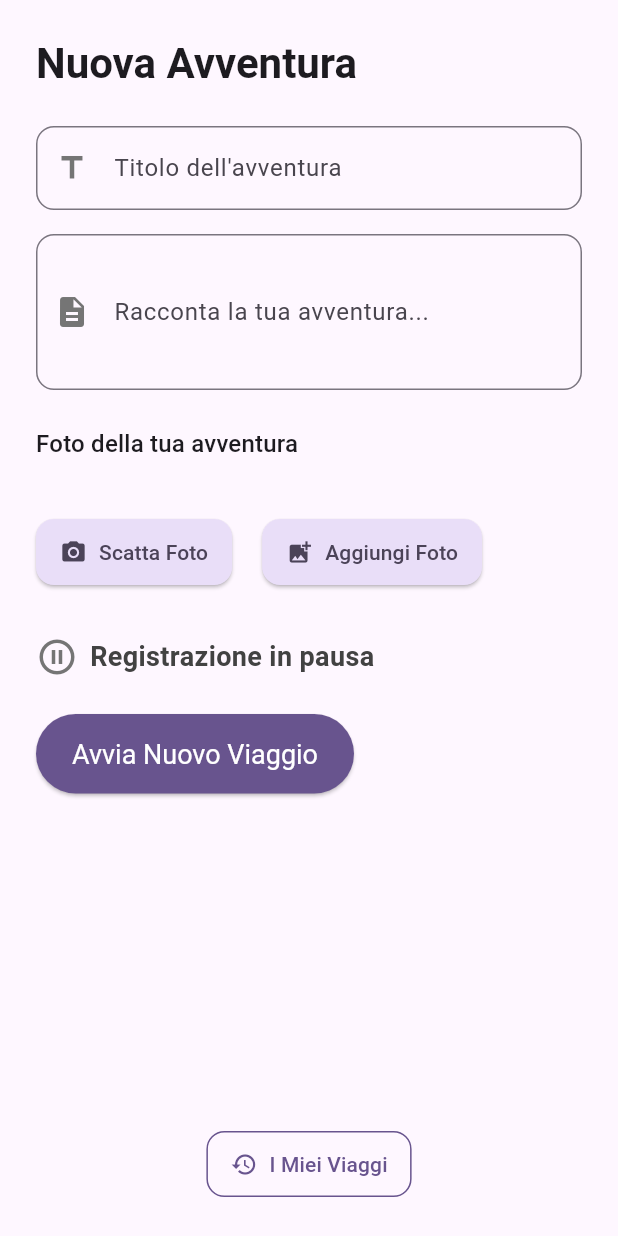
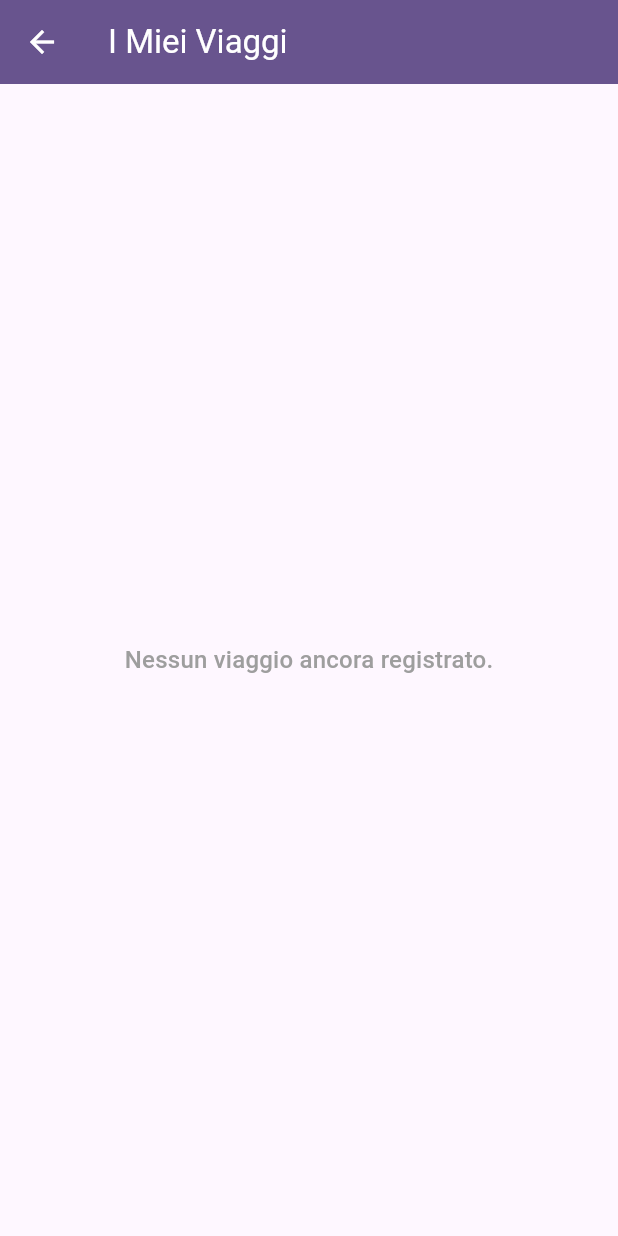
Before and after one commit to MattiaFlamigni/delta_explorer, a Flutter app: the Diary screen opened directly, after a tap on "I Miei Viaggi", on a phone screen of 412 x 824 dp. Run offline on Flutter 3.47's test engine with Material 3 defaults, Android fonts, the phone set to English and light mode, and no system bars; our stand-ins replace camera, cloud_firestore, dashed_circular_progress_bar, firebase_core, flutter_compass, flutter_dotenv and 5 more; missing offline and left inert: flutter_osm_plugin, gotrue, weatherapi; accounts and stored records are empty.

Commit message:
now is possible to see past trip

```diff
--- a/lib/database/supabase.dart
+++ b/lib/database/supabase.dart
@@ -489,6 +489,11 @@ class SupabaseDB {
     }
   }
 
+  Future<List<Map<String, dynamic>>> getTrip(String userID) async {
+    var trip = await supabase.from("percorsi").select().eq("userID", userID);
+    return trip;
+  }
+
 
 
 
--- a/lib/diary/diary.dart
+++ b/lib/diary/diary.dart
@@ -1,6 +1,7 @@
 import 'dart:io';
 
 import 'package:delta_explorer/diary/diaryController.dart';
+import 'package:delta_explorer/diary/trip.dart';
 import 'package:flutter/material.dart';
 
 class Diary extends StatefulWidget {
@@ -229,8 +230,9 @@ class _DiaryState extends State<Diary> {
         padding: const EdgeInsets.only(bottom: 24),
         child: OutlinedButton.icon(
           onPressed: () {
-            // Vai alla pagina dei viaggi passati
-            print("Vai alla pagina dei miei viaggi");
+            Navigator.of(context).push(
+              MaterialPageRoute(builder: (context) => Trip()),
+            );
           },
           icon: const Icon(Icons.history),
           label: const Text("I Miei Viaggi"),
--- a/lib/diary/diaryController.dart
+++ b/lib/diary/diaryController.dart
@@ -8,6 +8,7 @@ class DiaryController {
   bool _registrando = false;
   List<XFile> images = [];
   List<Position> percorso = [];
+  List<Map<String, dynamic>> tripPassati = [];
   Timer? _timer;
   SupabaseDB _db = SupabaseDB();
 
@@ -82,4 +83,13 @@ class DiaryController {
       return "errore $e";
     }
   }
+
+  Future<void> fetchTrip() async{
+    var trip = await _db.getTrip(_db.supabase.auth.currentUser!.id);
+    tripPassati = trip;
+  }
+
+  List<Map<String, dynamic>>getTripPassati(){
+    return  tripPassati;
+  }
 }
--- /dev/null
+++ b/lib/diary/trip.dart
@@ -0,0 +1,103 @@
+import 'package:delta_explorer/diary/diaryController.dart';
+import 'package:flutter/material.dart';
+import 'package:intl/intl.dart'; // Per formattare le date
+
+class Trip extends StatefulWidget {
+  const Trip({super.key});
+
+  @override
+  State<Trip> createState() => _TripState();
+}
+
+class _TripState extends State<Trip> {
+  DiaryController controller = DiaryController();
+
+  @override
+  void initState() {
+    super.initState();
+    controller.fetchTrip().then((_) {
+      setState(() {});
+    });
+  }
+
+  @override
+  Widget build(BuildContext context) {
+    final theme = Theme.of(context);
+    return Scaffold(
+      appBar: AppBar(
+        title: const Text("I Miei Viaggi"),
+        backgroundColor: theme.colorScheme.primary,
+        foregroundColor: theme.colorScheme.onPrimary,
+        elevation: 2,
+
+      ),
+      body: controller.getTripPassati().isEmpty
+          ? Center(
+        child: Text(
+          "Nessun viaggio ancora registrato.",
+          style: theme.textTheme.titleMedium?.copyWith(color: Colors.grey),
+        ),
+      )
+          : ListView.builder(
+        padding: const EdgeInsets.all(16.0),
+        itemCount: controller.getTripPassati().length,
+        itemBuilder: (context, index) {
+          var item = controller.getTripPassati()[index];
+          return _drawTripCard(item);
+        },
+      ),
+    );
+  }
+
+  Widget _drawTripCard(Map<String, dynamic> tripData) {
+    final theme = Theme.of(context);
+    final DateTime? createdAt = tripData['created_at'] != null
+        ? DateTime.parse(tripData['created_at'] as String).toLocal()
+        : null;
+    final String formattedDate =
+    createdAt != null ? DateFormat('dd/MM/yyyy HH:mm').format(createdAt) : 'Data sconosciuta';
+
+    return Card(
+
+      margin: const EdgeInsets.symmetric(vertical: 8.0),
+      shape: RoundedRectangleBorder(borderRadius: BorderRadius.circular(12.0), side: BorderSide(color: Colors.grey, width: 1.5)),
+      child: InkWell(
+        onTap: () {
+
+          print("Hai toccato il viaggio: ${tripData['titolo']}");
+
+        },
+        child: Padding(
+          padding: const EdgeInsets.all(16.0),
+          child: Column(
+            crossAxisAlignment: CrossAxisAlignment.start,
+            children: [
+              Text(
+                tripData['titolo'] ?? "Nessun titolo",
+                style: theme.textTheme.titleLarge?.copyWith(fontWeight: FontWeight.bold),
+              ),
+              const SizedBox(height: 8.0),
+              Text(
+                tripData['descrizione'] ?? "Nessuna descrizione",
+                style: theme.textTheme.bodyMedium?.copyWith(color: Colors.grey[700]),
+                maxLines: 2, // Limita il numero di righe per la descrizione
+                overflow: TextOverflow.ellipsis,
+              ),
+              const SizedBox(height: 12.0),
+              Row(
+                mainAxisAlignment: MainAxisAlignment.spaceBetween,
+                children: [
+                  Text(
+                    formattedDate,
+                    style: theme.textTheme.bodySmall?.copyWith(color: Colors.grey[600]),
+                  ),
+                  const Icon(Icons.chevron_right, color: Colors.grey),
+                ],
+              ),
+            ],
+          ),
+        ),
+      ),
+    );
+  }
+}
```
